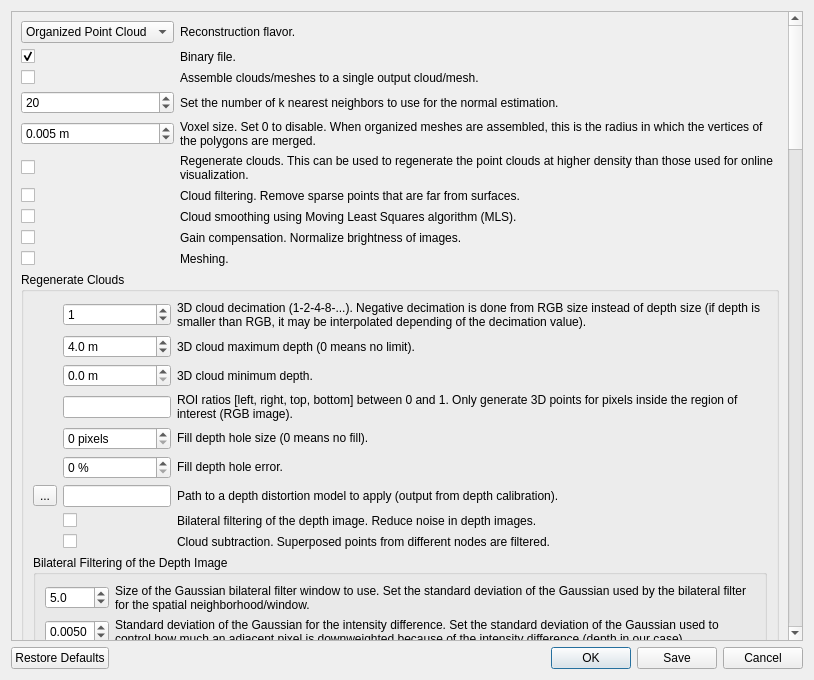
Qt form guilib/src/ui/exportCloudsDialog.ui (introlab/rtabmap) before a commit.
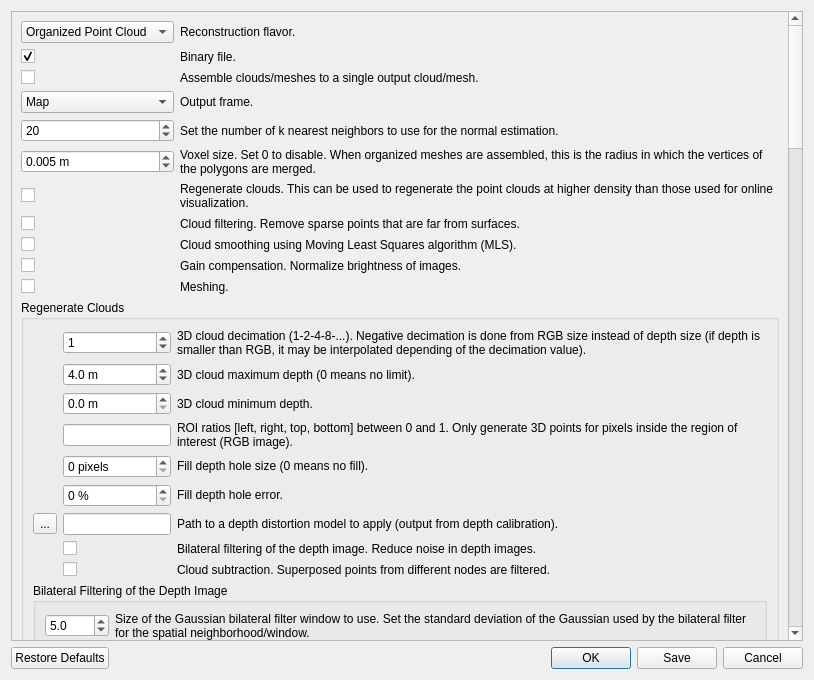
The same form after that commit.

Commit message: Export clouds/poses: frame reference can be selected when clouds are not assembled

What changed in the file:
```diff
--- a/guilib/src/ui/exportCloudsDialog.ui
+++ b/guilib/src/ui/exportCloudsDialog.ui
@@ -23,89 +23,25 @@
       <property name="geometry">
        <rect>
         <x>0</x>
-        <y>-3080</y>
-        <width>778</width>
-        <height>3701</height>
+        <y>0</y>
+        <width>773</width>
+        <height>3795</height>
        </rect>
       </property>
       <layout class="QVBoxLayout" name="verticalLayout_13">
        <item>
         <layout class="QGridLayout" name="gridLayout_8" columnstretch="0,1">
-         <item row="2" column="0">
-          <widget class="QCheckBox" name="checkBox_assemble">
+         <item row="10" column="1">
+          <widget class="QLabel" name="label_binaryFile_12">
            <property name="text">
-            <string/>
+            <string>Meshing.</string>
            </property>
-          </widget>
-         </item>
-         <item row="2" column="1">
-          <widget class="QLabel" name="label_binaryFile_2">
-           <property name="text">
-            <string>Assemble clouds/meshes to a single output cloud/mesh.</string>
-           </property>
            <property name="wordWrap">
             <bool>true</bool>
            </property>
           </widget>
          </item>
-         <item row="1" column="0">
-          <widget class="QCheckBox" name="checkBox_binary">
-           <property name="text">
-            <string/>
-           </property>
-           <property name="checked">
-            <bool>true</bool>
-           </property>
-          </widget>
-         </item>
-         <item row="3" column="1">
-          <widget class="QLabel" name="label_normal">
-           <property name="text">
-            <string>Set the number of k nearest neighbors to use for the normal estimation.</string>
-           </property>
-           <property name="wordWrap">
-            <bool>true</bool>
-           </property>
-          </widget>
-         </item>
-         <item row="8" column="0">
-          <widget class="QCheckBox" name="checkBox_gainCompensation">
-           <property name="text">
-            <string/>
-           </property>
-          </widget>
-         </item>
          <item row="5" column="1">
-          <widget class="QLabel" name="label_binaryFile_8">
-           <property name="text">
-            <string>Regenerate clouds. This can be used to regenerate the point clouds at higher density than those used for online visualization.</string>
-           </property>
-           <property name="wordWrap">
-            <bool>true</bool>
-           </property>
-          </widget>
-         </item>
-         <item row="8" column="1">
-          <widget class="QLabel" name="label_binaryFile_11">
-           <property name="text">
-            <string>Gain compensation. Normalize brightness of images.</string>
-           </property>
-           <property name="wordWrap">
-            <bool>true</bool>
-           </property>
-          </widget>
-         </item>
-         <item row="3" column="0">
-          <widget class="QSpinBox" name="spinBox_normalKSearch">
-           <property name="minimum">
-            <number>3</number>
-           </property>
-           <property name="value">
-            <number>20</number>
-           </property>
-          </widget>
-         </item>
-         <item row="4" column="1">
           <widget class="QLabel" name="label_voxel">
            <property name="text">
             <string>Voxel size. Set 0 to disable. When organized meshes are assembled, this is the radius in which the vertices of the polygons are merged.</string>
@@ -115,38 +51,65 @@
            </property>
           </widget>
          </item>
-         <item row="1" column="1">
-          <widget class="QLabel" name="label_binaryFile">
-           <property name="text">
-            <string>Binary file.</string>
-           </property>
-           <property name="wordWrap">
-            <bool>true</bool>
-           </property>
-          </widget>
-         </item>
-         <item row="0" column="0">
-          <widget class="QComboBox" name="comboBox_pipeline">
-           <item>
-            <property name="text">
-             <string>Organized Point Cloud</string>
-            </property>
-           </item>
-           <item>
-            <property name="text">
-             <string>Dense Point Cloud</string>
-            </property>
-           </item>
-          </widget>
-         </item>
-         <item row="0" column="1">
-          <widget class="QLabel" name="label_12">
-           <property name="text">
-            <string>Reconstruction flavor.</string>
-           </property>
-          </widget>
-         </item>
          <item row="4" column="0">
+          <widget class="QSpinBox" name="spinBox_normalKSearch">
+           <property name="minimum">
+            <number>3</number>
+           </property>
+           <property name="value">
+            <number>20</number>
+           </property>
+          </widget>
+         </item>
+         <item row="10" column="0">
+          <widget class="QCheckBox" name="checkBox_meshing">
+           <property name="text">
+            <string/>
+           </property>
+          </widget>
+         </item>
+         <item row="7" column="1">
+          <widget class="QLabel" name="label_binaryFile_9">
+           <property name="text">
+            <string>Cloud filtering. Remove sparse points that are far from surfaces.</string>
+           </property>
+           <property name="wordWrap">
+            <bool>true</bool>
+           </property>
+          </widget>
+         </item>
+         <item row="8" column="0">
+          <widget class="QCheckBox" name="checkBox_smoothing">
+           <property name="text">
+            <string/>
+           </property>
+          </widget>
+         </item>
+         <item row="7" column="0">
+          <widget class="QCheckBox" name="checkBox_filtering">
+           <property name="text">
+            <string/>
+           </property>
+          </widget>
+         </item>
+         <item row="6" column="0">
+          <widget class="QCheckBox" name="checkBox_regenerate">
+           <property name="text">
+            <string/>
+           </property>
+          </widget>
+         </item>
+         <item row="8" column="1">
+          <widget class="QLabel" name="label_binaryFile_10">
+           <property name="text">
+            <string>Cloud smoothing using Moving Least Squares algorithm (MLS).</string>
+           </property>
+           <property name="wordWrap">
+            <bool>true</bool>
+           </property>
+          </widget>
+         </item>
+         <item row="5" column="0">
           <widget class="QDoubleSpinBox" name="doubleSpinBox_voxelSize_assembled">
            <property name="suffix">
             <string> m</string>
@@ -165,51 +128,41 @@
            </property>
           </widget>
          </item>
-         <item row="7" column="1">
-          <widget class="QLabel" name="label_binaryFile_10">
+         <item row="0" column="1">
+          <widget class="QLabel" name="label_12">
            <property name="text">
-            <string>Cloud smoothing using Moving Least Squares algorithm (MLS).</string>
+            <string>Reconstruction flavor.</string>
+           </property>
+          </widget>
+         </item>
+         <item row="0" column="0">
+          <widget class="QComboBox" name="comboBox_pipeline">
+           <item>
+            <property name="text">
+             <string>Organized Point Cloud</string>
+            </property>
+           </item>
+           <item>
+            <property name="text">
+             <string>Dense Point Cloud</string>
+            </property>
+           </item>
+          </widget>
+         </item>
+         <item row="1" column="1">
+          <widget class="QLabel" name="label_binaryFile">
+           <property name="text">
+            <string>Binary file.</string>
            </property>
            <property name="wordWrap">
             <bool>true</bool>
            </property>
           </widget>
          </item>
-         <item row="5" column="0">
-          <widget class="QCheckBox" name="checkBox_regenerate">
-           <property name="text">
-            <string/>
-           </property>
-          </widget>
-         </item>
-         <item row="6" column="0">
-          <widget class="QCheckBox" name="checkBox_filtering">
-           <property name="text">
-            <string/>
-           </property>
-          </widget>
-         </item>
-         <item row="7" column="0">
-          <widget class="QCheckBox" name="checkBox_smoothing">
-           <property name="text">
-            <string/>
-           </property>
-          </widget>
-         </item>
          <item row="6" column="1">
-          <widget class="QLabel" name="label_binaryFile_9">
+          <widget class="QLabel" name="label_binaryFile_8">
            <property name="text">
-            <string>Cloud filtering. Remove sparse points that are far from surfaces.</string>
-           </property>
-           <property name="wordWrap">
-            <bool>true</bool>
-           </property>
-          </widget>
-         </item>
-         <item row="9" column="1">
-          <widget class="QLabel" name="label_binaryFile_12">
-           <property name="text">
-            <string>Meshing.</string>
+            <string>Regenerate clouds. This can be used to regenerate the point clouds at higher density than those used for online visualization.</string>
            </property>
            <property name="wordWrap">
             <bool>true</bool>
@@ -217,12 +170,88 @@
           </widget>
          </item>
          <item row="9" column="0">
-          <widget class="QCheckBox" name="checkBox_meshing">
+          <widget class="QCheckBox" name="checkBox_gainCompensation">
            <property name="text">
             <string/>
            </property>
           </widget>
          </item>
+         <item row="4" column="1">
+          <widget class="QLabel" name="label_normal">
+           <property name="text">
+            <string>Set the number of k nearest neighbors to use for the normal estimation.</string>
+           </property>
+           <property name="wordWrap">
+            <bool>true</bool>
+           </property>
+          </widget>
+         </item>
+         <item row="1" column="0">
+          <widget class="QCheckBox" name="checkBox_binary">
+           <property name="text">
+            <string/>
+           </property>
+           <property name="checked">
+            <bool>true</bool>
+           </property>
+          </widget>
+         </item>
+         <item row="2" column="1">
+          <widget class="QLabel" name="label_binaryFile_2">
+           <property name="text">
+            <string>Assemble clouds/meshes to a single output cloud/mesh.</string>
+           </property>
+           <property name="wordWrap">
+            <bool>true</bool>
+           </property>
+          </widget>
+         </item>
+         <item row="2" column="0">
+          <widget class="QCheckBox" name="checkBox_assemble">
+           <property name="text">
+            <string/>
+           </property>
+          </widget>
+         </item>
+         <item row="9" column="1">
+          <widget class="QLabel" name="label_gainCompensation">
+           <property name="text">
+            <string>Gain compensation. Normalize brightness of images.</string>
+           </property>
+           <property name="wordWrap">
+            <bool>true</bool>
+           </property>
+          </widget>
+         </item>
+         <item row="3" column="1">
+          <widget class="QLabel" name="label_frame">
+           <property name="text">
+            <string>Output frame.</string>
+           </property>
+           <property name="wordWrap">
+            <bool>true</bool>
+           </property>
+          </widget>
+         </item>
+         <item row="3" column="0">
+          <widget class="QComboBox" name="comboBox_frame">
+           <item>
+            <property name="text">
+             <string>Map</string>
+            </property>
+           </item>
+           <item>
+            <property name="text">
+             <string>Robot</string>
+            </property>
+           </item>
+           <item>
+            <property name="text">
+             <string>Camera</string>
+            </property>
+           </item>
+          </widget>
+         </item>
         </layout>
        </item>
        <item>
```
The commit also changes 3 other files.
